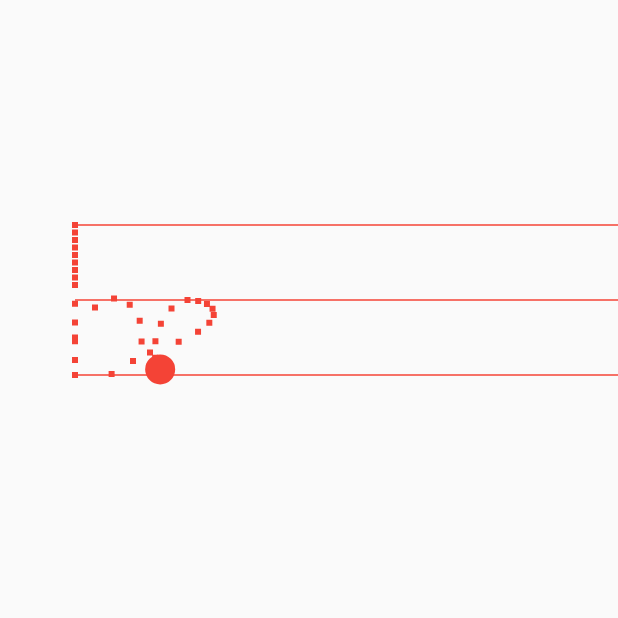
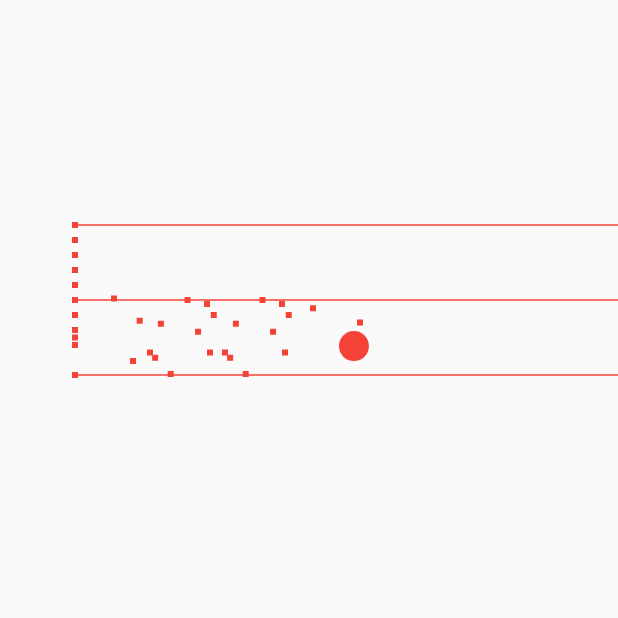
Before and after one commit to nhancv/nc_flutter_util, a Flutter app: the screen it shows after launch, on a phone screen of 412 x 824 dp, the top half of it. Run offline on Flutter 3.47's test engine with Material 2 defaults, Android fonts, the phone set to English and light mode, and no system bars.

Commit message:
update handwriting anim

```diff
--- a/lib/beesight.dart
+++ b/lib/beesight.dart
@@ -1,5 +1,6 @@
 import 'dart:math';
 import 'dart:ui' as ui;
+import 'dart:async';
 import 'package:flutter/foundation.dart';
 import 'package:flutter/widgets.dart';
 import 'package:flutter/animation.dart';
@@ -41,23 +42,30 @@ class DemoBody extends StatefulWidget {
 class _DemoBodyState extends State<DemoBody> with TickerProviderStateMixin {
   AnimationController animationController;
   CharacterFactory characterFactory;
+  bool drawChar = true;
 
   @override
   void initState() {
     super.initState();
     animationController = new AnimationController(
-        vsync: this, duration: new Duration(seconds: 2));
+        vsync: this, duration: new Duration(seconds: 1));
 
     characterFactory = new CharacterFactory();
 
     animationController.addListener(() {
+      if (drawChar) {
         characterFactory.addPoint(animationController.value);
+      }
     });
 
     animationController.addStatusListener((status) {
       if (status == AnimationStatus.completed) {
+        if (drawChar) {
           if (characterFactory.step != -1) {
             characterFactory.step++;
+          } else {
+            drawChar = false;
+          }
           animationController.reset();
           animationController.forward();
         }
@@ -81,10 +89,17 @@ class _DemoBodyState extends State<DemoBody> with TickerProviderStateMixin {
           parent: animationController,
           curve: Curves.easeInOut,
         ),
-        builder: (context, child) => new CustomPaint(
+        builder: (context, child) => new Container(
+              child: drawChar
+                  ? new CustomPaint(
                       size: widget.screenSize,
                       painter: new _DemoPainter(widget.screenSize,
                           characterFactory.offsetPoint, characterFactory.path),
+                    )
+                  : new Container(
+                      width: animationController.value * 200,
+                      child: new Image.asset('images/icon.png'),
+                    ),
             ),
       ),
     );
@@ -109,9 +124,9 @@ class _DemoPainter extends CustomPainter {
     canvas.drawPath(path, painter);
     canvas.drawCircle(offsetPoint, 10.0, painter);
 
-    canvas.drawLine(new Offset(0.0, 100.0), new Offset(600.0, 100.0), painter);
-    canvas.drawLine(new Offset(0.0, 150.0), new Offset(600.0, 150.0), painter);
-    canvas.drawLine(new Offset(0.0, 200.0), new Offset(600.0, 200.0), painter);
+    canvas.drawLine(new Offset(0.0, 100.0), new Offset(550.0, 100.0), painter);
+    canvas.drawLine(new Offset(0.0, 150.0), new Offset(550.0, 150.0), painter);
+    canvas.drawLine(new Offset(0.0, 200.0), new Offset(550.0, 200.0), painter);
   }
 
   @override
@@ -149,8 +164,8 @@ class CharacterFactory {
     tChar(time, 330.0, 15);
     sChar(time, 380.0, 18);
     oChar(time, 430.0, 19);
-    fChar(time, 490.0, 20);
-    finish = tChar(time, 520.0, 22);
+    fChar(time, 480.0, 20);
+    finish = tChar(time, 510.0, 22);
 
     if (finish) {
       step = -1;
@@ -247,7 +262,7 @@ class CharacterFactory {
         new Offset(20.0 + xOffset, 135.0),
         new Offset(20.0 + xOffset, 140.0),
       ], time);
-    } else if (step > stepOffset +2) {
+    } else if (step > stepOffset + 2) {
       return true;
     }
     path.addRect(new Rect.fromCircle(center: offsetPoint, radius: 2.0));
@@ -376,5 +391,4 @@ class CharacterFactory {
     path.addRect(new Rect.fromCircle(center: offsetPoint, radius: 2.0));
     return false;
   }
-
 }
--- a/pubspec.yaml
+++ b/pubspec.yaml
@@ -24,7 +24,8 @@ flutter:
   # included with your application, so that you can use the icons in
   # the material Icons class.
   uses-material-design: true
-
+  assets:
+    - images/icon.png
   # To add assets to your application, add an assets section, like this:
   # assets:
   #  - images/a_dot_burr.jpeg
```
Also changed, not shown: demo/beesight/full.gif (added), images/icon.png (added), 2 other files. Lines whose indentation alone changed are shown as unchanged.
